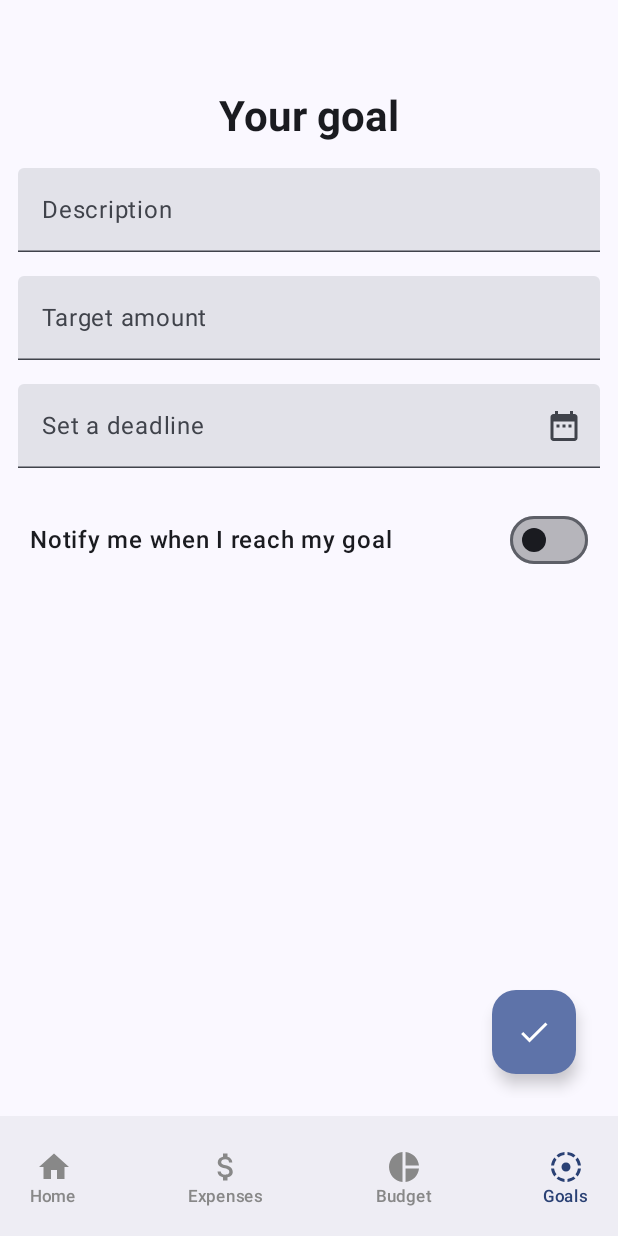
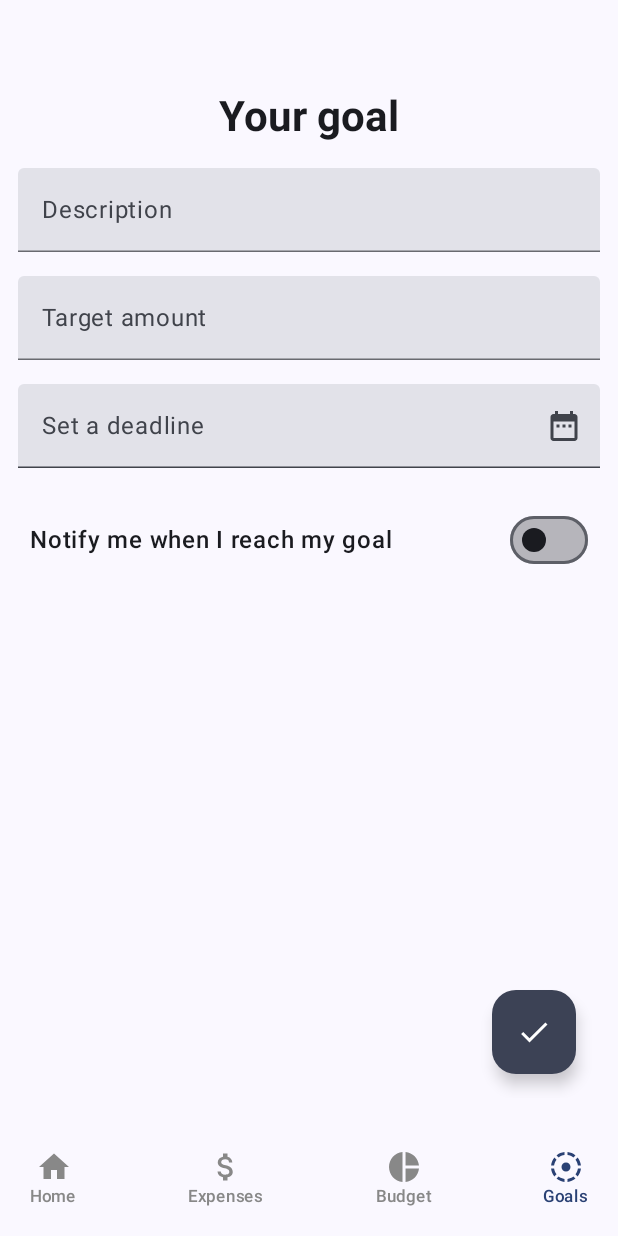
Before and after one commit to PiotrDynia/Spendee, an Android app built with Jetpack Compose: the GoalsScreen screen opened through its navigation route, after a tap on "Add a financial goal", on a phone screen of 412 x 824 dp. Run offline under Robolectric (Android 15) with nearby library versions, the phone set to English and light mode, and no system bars; our stand-ins replace Dagger/Hilt's generated code, Room's generated code; 2 other taps on this screen came first.

Commit message:
goals styled and refactored

```diff
--- a/app/src/main/java/com/example/spendee/MainActivity.kt
+++ b/app/src/main/java/com/example/spendee/MainActivity.kt
@@ -197,8 +197,8 @@ fun MainScreen(initialRoute: String? = null) {
                     }
                     composable(Routes.GOALS) {
                         val viewModel = hiltViewModel<GoalsViewModel>()
-                        val goals = viewModel.goals.collectAsState(initial = emptyList()).value
-                        val balance = viewModel.balance
+                        val goals = viewModel.goalsState.collectAsState(initial = emptyList()).value
+                        val balance = viewModel.balanceState.collectAsState().value
                         val isLoading = viewModel.isLoading.collectAsState().value
 
                         when {
--- a/app/src/main/java/com/example/spendee/ui/goals/screens/AddEditGoalScreen.kt
+++ b/app/src/main/java/com/example/spendee/ui/goals/screens/AddEditGoalScreen.kt
@@ -21,6 +21,7 @@ import androidx.compose.material3.SnackbarHost
 import androidx.compose.material3.SnackbarHostState
 import androidx.compose.material3.Text
 import androidx.compose.material3.TextField
+import androidx.compose.material3.TextFieldDefaults
 import androidx.compose.material3.rememberDatePickerState
 import androidx.compose.runtime.Composable
 import androidx.compose.runtime.LaunchedEffect
@@ -43,12 +44,14 @@ import kotlinx.coroutines.flow.Flow
 
 @OptIn(ExperimentalMaterial3Api::class)
 @Composable
-fun AddEditGoalScreen(onEvent: (AddEditGoalEvent) -> Unit,
-                      state: AddEditGoalState,
-                      uiEvent: Flow<UiEvent>,
-                      onNavigate: (String) -> Unit,
-                      onPopBackStack: () -> Unit,
-                      modifier: Modifier = Modifier) {
+fun AddEditGoalScreen(
+    onEvent: (AddEditGoalEvent) -> Unit,
+    state: AddEditGoalState,
+    uiEvent: Flow<UiEvent>,
+    onNavigate: (String) -> Unit,
+    onPopBackStack: () -> Unit,
+    modifier: Modifier = Modifier
+) {
     val deadlineDateState = rememberDatePickerState()
     val deadlineDate = deadlineDateState.selectedDateMillis?.let {
         millisToString(it)
@@ -70,12 +73,16 @@ fun AddEditGoalScreen(onEvent: (AddEditGoalEvent) -> Unit,
             .padding(12.dp),
         snackbarHost = { SnackbarHost(snackbarState) },
         floatingActionButton = {
-            FloatingActionButton(onClick = {
-                onEvent(AddEditGoalEvent.OnSaveGoalClick)
-            }) {
+            FloatingActionButton(
+                onClick = {
+                    onEvent(AddEditGoalEvent.OnSaveGoalClick)
+                },
+                containerColor = MaterialTheme.colorScheme.secondary
+            ) {
                 Icon(
                     imageVector = Icons.Default.Check,
-                    contentDescription = stringResource(R.string.save)
+                    contentDescription = stringResource(R.string.save),
+                    tint = MaterialTheme.colorScheme.onSecondary
                 )
             }
         }
@@ -88,7 +95,8 @@ fun AddEditGoalScreen(onEvent: (AddEditGoalEvent) -> Unit,
             Text(
                 text = stringResource(R.string.your_goal),
                 style = MaterialTheme.typography.headlineMedium.copy(
-                    fontWeight = FontWeight.Bold
+                    fontWeight = FontWeight.Bold,
+                    color = MaterialTheme.colorScheme.onBackground
                 )
             )
             TextField(
@@ -101,17 +109,25 @@ fun AddEditGoalScreen(onEvent: (AddEditGoalEvent) -> Unit,
                 },
                 modifier = Modifier.fillMaxWidth(),
                 singleLine = false,
-                maxLines = 2
+                maxLines = 2,
+                colors = TextFieldDefaults.colors(
+                    focusedIndicatorColor = MaterialTheme.colorScheme.primary,
+                    unfocusedIndicatorColor = MaterialTheme.colorScheme.onSurface.copy(alpha = 0.6f)
+                )
             )
             TextField(
                 value = state.targetAmount,
                 onValueChange = { amount ->
-                    if(isValidNumberInput(amount)) {
+                    if (isValidNumberInput(amount)) {
                         onEvent(AddEditGoalEvent.OnAmountChange(amount))
                     }
                 },
                 placeholder = { Text(text = stringResource(R.string.target_amount)) },
-                modifier = Modifier.fillMaxWidth()
+                modifier = Modifier.fillMaxWidth(),
+                colors = TextFieldDefaults.colors(
+                    focusedIndicatorColor = MaterialTheme.colorScheme.primary,
+                    unfocusedIndicatorColor = MaterialTheme.colorScheme.onSurface.copy(alpha = 0.6f)
+                )
             )
             DatePickerInput(
                 placeholder = R.string.set_a_deadline,
--- a/app/src/main/java/com/example/spendee/ui/goals/screens/NoGoalsScreen.kt
+++ b/app/src/main/java/com/example/spendee/ui/goals/screens/NoGoalsScreen.kt
@@ -6,6 +6,8 @@ import androidx.compose.foundation.layout.Column
 import androidx.compose.foundation.layout.fillMaxSize
 import androidx.compose.foundation.layout.padding
 import androidx.compose.material3.Button
+import androidx.compose.material3.ButtonDefaults
+import androidx.compose.material3.MaterialTheme
 import androidx.compose.material3.Text
 import androidx.compose.runtime.Composable
 import androidx.compose.runtime.LaunchedEffect
@@ -41,17 +43,26 @@ fun NoGoalsScreen(onEvent: (GoalsEvent) -> Unit,
     ) {
         Column(
             horizontalAlignment = Alignment.CenterHorizontally,
-            verticalArrangement = Arrangement.Center
+            verticalArrangement = Arrangement.Center,
+            modifier = Modifier.padding(16.dp)
         ) {
             Text(
                 text = stringResource(R.string.you_have_no_goals_set),
-                fontSize = 24.sp,
+                fontSize = 26.sp,
                 fontWeight = FontWeight.Bold,
-                modifier = Modifier.padding(bottom = 16.dp)
+                color = MaterialTheme.colorScheme.onBackground,
+                modifier = Modifier.padding(bottom = 24.dp)
             )
-            Button(onClick = {
-                onEvent(GoalsEvent.OnAddGoalClick)
-            }) {
+            Button(
+                onClick = {
+                    onEvent(GoalsEvent.OnAddGoalClick)
+                },
+                colors = ButtonDefaults.buttonColors(
+                    containerColor = MaterialTheme.colorScheme.primary,
+                    contentColor = MaterialTheme.colorScheme.onPrimary
+                ),
+                modifier = Modifier.padding(horizontal = 16.dp)
+            ) {
                 Text(text = stringResource(R.string.add_a_financial_goal))
             }
         }
--- a/app/src/main/java/com/example/spendee/ui/goals/state/GoalsViewModel.kt
+++ b/app/src/main/java/com/example/spendee/ui/goals/state/GoalsViewModel.kt
@@ -10,10 +10,14 @@ import com.example.spendee.data.repositories.GoalRepository
 import com.example.spendee.util.Routes
 import com.example.spendee.util.UiEvent
 import dagger.hilt.android.lifecycle.HiltViewModel
+import kotlinx.coroutines.Dispatchers
 import kotlinx.coroutines.channels.Channel
+import kotlinx.coroutines.flow.Flow
 import kotlinx.coroutines.flow.MutableStateFlow
+import kotlinx.coroutines.flow.StateFlow
 import kotlinx.coroutines.flow.asStateFlow
-import kotlinx.coroutines.flow.first
+import kotlinx.coroutines.flow.collect
+import kotlinx.coroutines.flow.combine
 import kotlinx.coroutines.flow.receiveAsFlow
 import kotlinx.coroutines.launch
 import javax.inject.Inject
@@ -21,54 +25,73 @@ import javax.inject.Inject
 @HiltViewModel
 class GoalsViewModel @Inject constructor(
     private val goalRepository: GoalRepository,
-    private val balanceRepository: BalanceRepository,
+    private val balanceRepository: BalanceRepository
 ) : ViewModel() {
 
-    private val _uiEvent = Channel<UiEvent>()
-    val uiEvent = _uiEvent.receiveAsFlow()
+    private val _uiEvent = Channel<UiEvent>(Channel.BUFFERED)
+    val uiEvent: Flow<UiEvent> = _uiEvent.receiveAsFlow()
 
     private val _isLoading = MutableStateFlow(true)
-    val isLoading = _isLoading.asStateFlow()
+    val isLoading: StateFlow<Boolean> = _isLoading.asStateFlow()
 
-    val goals = goalRepository.getAllGoals()
-    var balance: Balance? = null
+    private val _goalsState = MutableStateFlow<List<Goal>>(emptyList())
+    val goalsState: StateFlow<List<Goal>> = _goalsState.asStateFlow()
+
+    private val _balanceState = MutableStateFlow<Balance?>(null)
+    val balanceState: StateFlow<Balance?> = _balanceState.asStateFlow()
+
     private var deletedGoal: Goal? = null
 
     init {
-        viewModelScope.launch {
-            balance = balanceRepository.getBalance().first()
+        loadInitialData()
+    }
 
-            goals.collect {
+    private fun loadInitialData() {
+        viewModelScope.launch(Dispatchers.IO) {
+            combine(
+                balanceRepository.getBalance(),
+                goalRepository.getAllGoals()
+            ) { balance, goals ->
+                _balanceState.value = balance
+                _goalsState.value = goals
                 _isLoading.value = false
-            }
+            }.collect()
         }
     }
 
     fun onEvent(event: GoalsEvent) {
-        when(event) {
-            GoalsEvent.OnAddGoalClick -> {
+        when (event) {
+            GoalsEvent.OnAddGoalClick -> navigateToAddEditGoal()
+            is GoalsEvent.OnGoalClick -> navigateToEditGoal(event.goal.id)
+            is GoalsEvent.OnDeleteGoal -> handleDeleteGoal(event.goal)
+            GoalsEvent.OnUndoDeleteGoal -> undoDeleteGoal()
+        }
+    }
+
+    private fun navigateToAddEditGoal() {
         sendUiEvent(UiEvent.Navigate(Routes.ADD_EDIT_GOAL))
     }
-            is GoalsEvent.OnGoalClick -> {
-                sendUiEvent(UiEvent.Navigate(Routes.ADD_EDIT_GOAL + "?goalId=${event.goal.id}"))
+
+    private fun navigateToEditGoal(goalId: Int) {
+        sendUiEvent(UiEvent.Navigate(Routes.ADD_EDIT_GOAL + "?goalId=$goalId"))
     }
 
-            is GoalsEvent.OnDeleteGoal -> {
-                viewModelScope.launch {
-                    deletedGoal = event.goal
-                    goalRepository.deleteGoal(event.goal)
+    private fun handleDeleteGoal(goal: Goal) {
+        viewModelScope.launch(Dispatchers.IO) {
+            deletedGoal = goal
+            goalRepository.deleteGoal(goal)
             sendUiEvent(UiEvent.ShowSnackbar(
                 message = R.string.goal_deleted,
                 action = R.string.undo
             ))
         }
     }
-            GoalsEvent.OnUndoDeleteGoal -> {
+
+    private fun undoDeleteGoal() {
         deletedGoal?.let { goal ->
-                    viewModelScope.launch {
+            viewModelScope.launch(Dispatchers.IO) {
                 goalRepository.upsertGoal(goal)
-                    }
-                }
+                deletedGoal = null
             }
         }
     }
--- a/app/src/main/java/com/example/spendee/ui/navigation/BottomAppBar.kt
+++ b/app/src/main/java/com/example/spendee/ui/navigation/BottomAppBar.kt
@@ -6,6 +6,7 @@ import androidx.compose.foundation.layout.Column
 import androidx.compose.foundation.layout.Row
 import androidx.compose.foundation.layout.fillMaxWidth
 import androidx.compose.foundation.layout.padding
+import androidx.compose.foundation.layout.size
 import androidx.compose.material3.BottomAppBar
 import androidx.compose.material3.Icon
 import androidx.compose.material3.MaterialTheme
@@ -24,7 +25,11 @@ fun BottomNavigationBar(
     onNavigate: (String) -> Unit,
     modifier: Modifier = Modifier
 ) {
-    BottomAppBar {
+    BottomAppBar(
+        modifier = modifier,
+        containerColor = MaterialTheme.colorScheme.surface,
+        contentColor = MaterialTheme.colorScheme.onSurface
+    ) {
         Row(
             modifier = Modifier
                 .padding(16.dp)
@@ -62,7 +67,17 @@ fun BottomNavigationItem(
         horizontalAlignment = Alignment.CenterHorizontally,
         verticalArrangement = Arrangement.Center
     ) {
-        Icon(painter = item.icon, contentDescription = item.label, tint = iconTint)
-        Text(text = item.label, color = textColor, style = MaterialTheme.typography.labelSmall)
+        Icon(
+            painter = item.icon,
+            contentDescription = item.label,
+            tint = iconTint,
+            modifier = Modifier.size(24.dp)
+        )
+        Text(
+            text = item.label,
+            color = textColor,
+            style = MaterialTheme.typography.labelSmall,
+            maxLines = 1
+        )
     }
 }
```
Also changed, not shown: app/src/main/java/com/example/spendee/ui/goals/screens/GoalsScreen.kt (+6 -4 lines), app/src/main/java/com/example/spendee/ui/goals/state/AddEditGoalViewModel.kt (+86 -65 lines), app/src/main/java/com/example/spendee/util/DismissBackground.kt (+10 -5 lines). Lines whose indentation alone changed are shown as unchanged.
